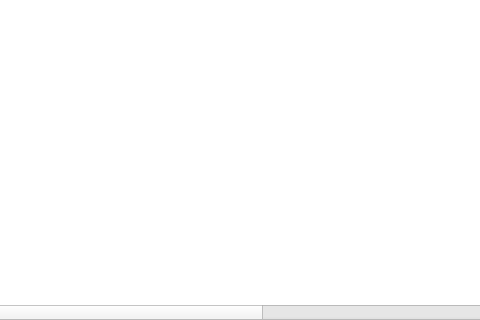
The window that app/src/widgets/operationstablewidget/operationstablewidget.ui (Gris87/TInvestor) describes before a commit, drawn with Qt 5; both pictures show x 111 to 591 and y 159 to 479 of the 746 by 479 pixel window.
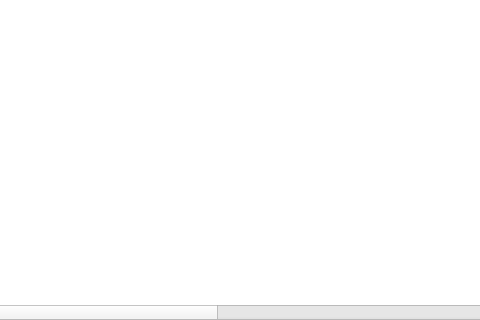
The same window after the commit.

Commit message: Display total yield

The edit to the form file:
```diff
--- a/app/src/widgets/operationstablewidget/operationstablewidget.ui
+++ b/app/src/widgets/operationstablewidget/operationstablewidget.ui
@@ -41,7 +41,7 @@
       <enum>QAbstractItemView::SelectionBehavior::SelectRows</enum>
      </property>
      <property name="columnCount">
-      <number>14</number>
+      <number>16</number>
      </property>
      <attribute name="horizontalHeaderShowSortIndicator" stdset="0">
       <bool>true</bool>
@@ -106,6 +106,16 @@
        <string>Yield with commission (%)</string>
       </property>
      </column>
+     <column>
+      <property name="text">
+       <string>Total yield</string>
+      </property>
+     </column>
+     <column>
+      <property name="text">
+       <string>Total yield (%)</string>
+      </property>
+     </column>
      <column>
       <property name="text">
        <string>Remained money</string>
```
The commit also changes 8 other files.
